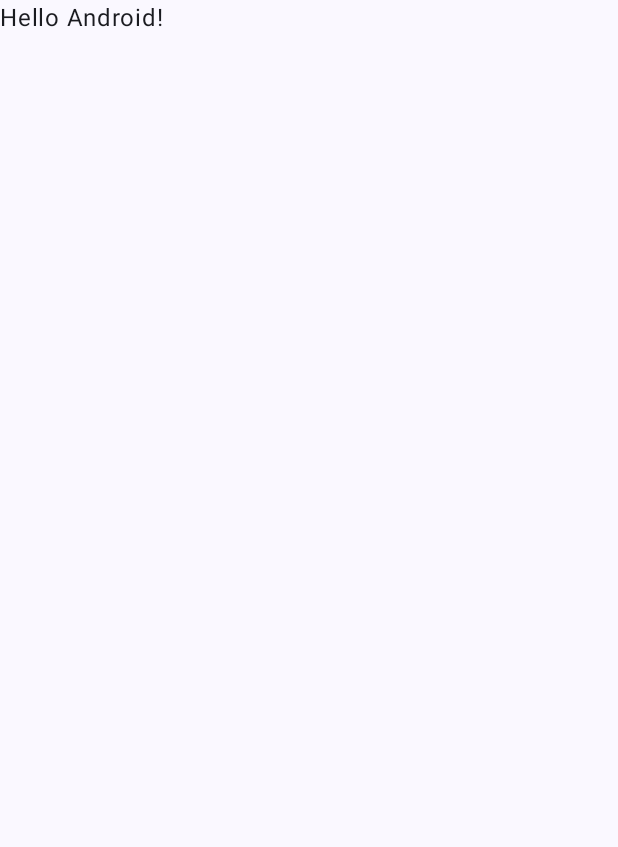
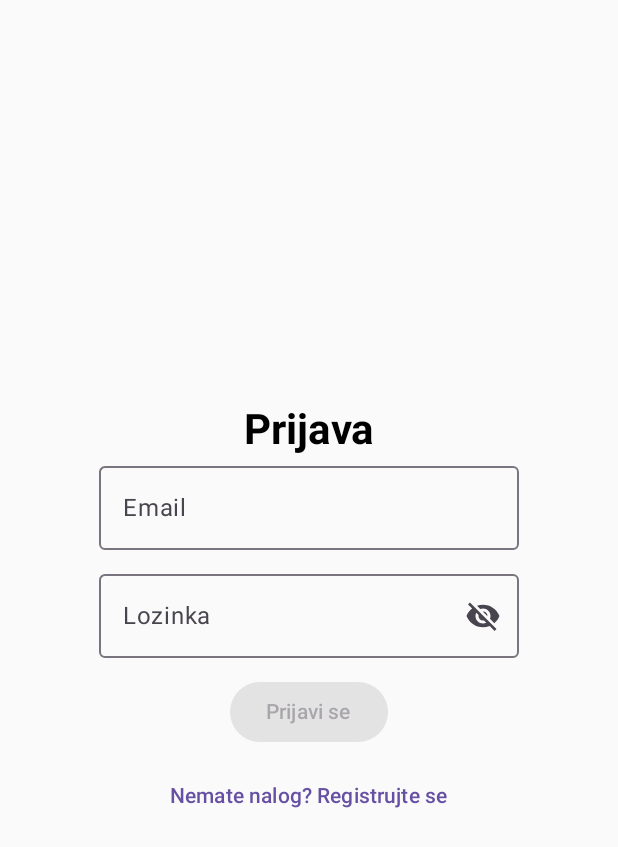
Before and after one commit to AsterixMitic/Strongify, an Android app built with Jetpack Compose: the screen it shows after launch (MainActivity), on a phone screen of 412 x 824 dp. Before the commit the part shown is almost empty. Shown: the top 847 px of the screen. Run offline under Robolectric (Android 15) with nearby library versions, the light colour scheme and no system bars; our stand-ins replace Firebase (no records; nobody signed in at launch, a user with empty details on screens opened directly).

Commit message:
Login & Register screens

```diff
--- a/strongify-mobile/app/src/main/java/com/example/strongify/MainActivity.kt
+++ b/strongify-mobile/app/src/main/java/com/example/strongify/MainActivity.kt
@@ -1,43 +1,19 @@
 package com.example.strongify
 
+import android.annotation.SuppressLint
 import android.os.Bundle
 import androidx.activity.ComponentActivity
 import androidx.activity.compose.setContent
-import androidx.compose.foundation.layout.fillMaxSize
-import androidx.compose.material3.MaterialTheme
-import androidx.compose.material3.Surface
-import androidx.compose.material3.Text
-import androidx.compose.runtime.Composable
-import androidx.compose.ui.Modifier
-import androidx.compose.ui.tooling.preview.Preview
-import com.example.strongify.ui.theme.StrongifyTheme
+import com.example.strongify.ui.StrongifyNavGraph
+import com.example.strongify.ui.viewmodel.AuthViewModel
 
 class MainActivity : ComponentActivity() {
+    @SuppressLint("ViewModelConstructorInComposable")
     override fun onCreate(savedInstanceState: Bundle?) {
         super.onCreate(savedInstanceState)
         setContent {
-            StrongifyTheme {
-                // A surface container using the 'background' color from the theme
-                Surface(modifier = Modifier.fillMaxSize(), color = MaterialTheme.colorScheme.background) {
-                    Greeting("Android")
-                }
-            }
+            val viewModel = AuthViewModel()
+            StrongifyNavGraph(viewModel = viewModel)
         }
     }
 }
-
-@Composable
-fun Greeting(name: String, modifier: Modifier = Modifier) {
-    Text(
-            text = "Hello $name!",
-            modifier = modifier
-    )
-}
-
-@Preview(showBackground = true)
-@Composable
-fun GreetingPreview() {
-    StrongifyTheme {
-        Greeting("Android")
-    }
-}
--- /dev/null
+++ b/strongify-mobile/app/src/main/java/com/example/strongify/ui/NavGraph.kt
@@ -0,0 +1,44 @@
+package com.example.strongify.ui
+
+import androidx.compose.runtime.Composable
+import androidx.navigation.NavHostController
+import androidx.navigation.compose.NavHost
+import androidx.navigation.compose.composable
+import androidx.navigation.compose.rememberNavController
+import com.example.strongify.ui.home.HomeScreen
+import com.example.strongify.ui.login.LoginScreen
+import com.example.strongify.ui.register.RegisterScreen
+import com.example.strongify.ui.viewmodel.AuthViewModel
+
+
+sealed class Screen(val route: String) {
+    object Login : Screen("login")
+    object Register : Screen("register")
+    object Home : Screen("home")
+}
+
+@Composable
+fun StrongifyNavGraph(viewModel: AuthViewModel, navController: NavHostController = rememberNavController()) {
+    NavHost(navController = navController, startDestination = Screen.Login.route) {
+
+        composable(Screen.Login.route) {
+            LoginScreen(
+                viewModel = viewModel,
+                onLoginSuccess = { navController.navigate(Screen.Home.route) },
+                onNavigateToRegister = { navController.navigate(Screen.Register.route) }
+            )
+        }
+
+        composable(Screen.Register.route) {
+            RegisterScreen(
+                viewModel = viewModel,
+                onRegisterSuccess = { navController.navigate(Screen.Home.route) },
+                onNavigateToLogin = { navController.popBackStack(Screen.Login.route, inclusive = false) }
+            )
+        }
+
+        composable(Screen.Home.route) {
+            HomeScreen()
+        }
+    }
+}
--- /dev/null
+++ b/strongify-mobile/app/src/main/java/com/example/strongify/ui/login/LoginScreen.kt
@@ -0,0 +1,132 @@
+package com.example.strongify.ui.login
+
+import androidx.compose.foundation.layout.Arrangement
+import androidx.compose.foundation.layout.Column
+import androidx.compose.foundation.layout.Spacer
+import androidx.compose.foundation.layout.fillMaxSize
+import androidx.compose.foundation.layout.height
+import androidx.compose.foundation.layout.padding
+import androidx.compose.foundation.layout.size
+import androidx.compose.foundation.text.KeyboardOptions
+import androidx.compose.material.icons.Icons
+import androidx.compose.material.icons.filled.Visibility
+import androidx.compose.material.icons.filled.VisibilityOff
+import androidx.compose.material3.Button
+import androidx.compose.material3.CircularProgressIndicator
+import androidx.compose.material3.ExperimentalMaterial3Api
+import androidx.compose.material3.Icon
+import androidx.compose.material3.IconButton
+import androidx.compose.material3.MaterialTheme
+import androidx.compose.material3.OutlinedTextField
+import androidx.compose.material3.Text
+import androidx.compose.material3.TextButton
+import androidx.compose.runtime.Composable
+import androidx.compose.runtime.collectAsState
+import androidx.compose.runtime.getValue
+import androidx.compose.runtime.mutableStateOf
+import androidx.compose.runtime.remember
+import androidx.compose.runtime.setValue
+import androidx.compose.ui.Alignment
+import androidx.compose.ui.Modifier
+import androidx.compose.ui.graphics.Color
+import androidx.compose.ui.text.font.FontWeight
+import androidx.compose.ui.text.input.ImeAction
+import androidx.compose.ui.text.input.KeyboardType
+import androidx.compose.ui.text.input.PasswordVisualTransformation
+import androidx.compose.ui.text.input.VisualTransformation
+import androidx.compose.ui.unit.dp
+import androidx.compose.ui.unit.sp
+import com.example.strongify.ui.viewmodel.AuthResult
+import com.example.strongify.ui.viewmodel.AuthViewModel
+
+@OptIn(ExperimentalMaterial3Api::class)
+@Composable
+fun LoginScreen(
+    viewModel: AuthViewModel,
+    onLoginSuccess: () -> Unit,
+    onNavigateToRegister: () -> Unit
+) {
+    val authState by viewModel.authState.collectAsState()
+
+    var email by remember { mutableStateOf("") }
+    var password by remember { mutableStateOf("") }
+
+    var passwordVisible by remember { mutableStateOf(false) }
+
+    val allFieldsValid = viewModel.validateLoginFields(email, password)
+
+    Column(
+        modifier = Modifier
+            .fillMaxSize()
+            .padding(16.dp),
+        horizontalAlignment = Alignment.CenterHorizontally,
+        verticalArrangement = Arrangement.Center
+    ) {
+        Text("Prijava", fontSize = 28.sp, fontWeight = FontWeight.Bold)
+
+        OutlinedTextField(
+            value = email,
+            onValueChange = { email = it },
+            label = { Text("Email") },
+            keyboardOptions = KeyboardOptions.Default.copy(
+                imeAction = ImeAction.Next,
+                keyboardType = KeyboardType.Email
+            ),
+            singleLine = true
+        )
+
+        Spacer(modifier = Modifier.height(8.dp))
+
+        OutlinedTextField(
+            value = password,
+            onValueChange = { password = it },
+            label = { Text("Lozinka") },
+            placeholder = { Text("Unesite vašu lozinku") },
+            visualTransformation = if (passwordVisible) VisualTransformation.None else PasswordVisualTransformation(),
+            trailingIcon = {
+                IconButton(onClick = { passwordVisible = !passwordVisible }) {
+                    Icon(
+                        imageVector = if (passwordVisible) Icons.Default.Visibility else Icons.Default.VisibilityOff,
+                        contentDescription = if (passwordVisible) "Sakrij lozinku" else "Prikaži lozinku"
+                    )
+                }
+            },
+            keyboardOptions = KeyboardOptions.Default.copy(
+                imeAction = ImeAction.Done,
+                keyboardType = KeyboardType.Password
+            ),
+            singleLine = true
+        )
+
+        Spacer(modifier = Modifier.height(12.dp))
+
+        Button(
+            onClick = {
+                viewModel.login(email, password)
+            },
+            enabled = allFieldsValid && authState != AuthResult.Loading
+        ) {
+            if (authState == AuthResult.Loading) {
+                CircularProgressIndicator(
+                    color = MaterialTheme.colorScheme.onPrimary,
+                    modifier = Modifier.size(24.dp),
+                    strokeWidth = 2.dp
+                )
+            } else {
+                Text("Prijavi se")
+            }
+        }
+
+        Spacer(modifier = Modifier.height(8.dp))
+
+        TextButton(onClick = { onNavigateToRegister() }) {
+            Text("Nemate nalog? Registrujte se")
+        }
+
+        when (authState) {
+            is AuthResult.Error -> Text("Greška: ${(authState as AuthResult.Error).message}", color = Color.Red)
+            AuthResult.Success -> onLoginSuccess()
+            else -> {}
+        }
+    }
+}
--- /dev/null
+++ b/strongify-mobile/app/src/main/java/com/example/strongify/ui/viewmodel/AuthViewModel.kt
@@ -0,0 +1,113 @@
+package com.example.strongify.ui.viewmodel
+
+import android.util.Patterns
+import androidx.lifecycle.ViewModel
+import androidx.lifecycle.viewModelScope
+import com.example.strongify.data.repository.AuthRepository
+import com.google.firebase.auth.FirebaseAuth
+import kotlinx.coroutines.flow.MutableStateFlow
+import kotlinx.coroutines.flow.StateFlow
+import kotlinx.coroutines.launch
+
+sealed class AuthResult {
+    object Success : AuthResult()
+    data class Error(val message: String) : AuthResult()
+    object Loading : AuthResult()
+}
+
+class AuthViewModel(private val repo: AuthRepository = AuthRepository()) : ViewModel() {
+
+    private val _authState = MutableStateFlow<AuthResult?>(null)
+    val authState: StateFlow<AuthResult?> = _authState
+
+
+    private val _validationError = MutableStateFlow<String?>(null)
+    val validationError: StateFlow<String?> = _validationError
+
+
+    fun register(
+        email: String,
+        password: String,
+        username: String,
+        name: String,
+        lastName: String,
+        phone: String,
+        imageBytes: ByteArray?
+    ) {
+        val error = validateRegistration(email, password, username, name, lastName, phone)
+        if (error != null) {
+            _authState.value = AuthResult.Error(error)
+            return
+        }
+
+        viewModelScope.launch {
+            _authState.value = AuthResult.Loading
+            val result = repo.registerUser(email, password, username, name, lastName, phone, imageBytes)
+            _authState.value = result.exceptionOrNull()?.let { AuthResult.Error(it.message ?: "Greška") } ?: AuthResult.Success
+        }
+    }
+
+    fun login(email: String, password: String) {
+
+        val error = validateLogin(email, password)
+        if (error != null) {
+            _authState.value = AuthResult.Error(error)
+            return
+        }
+
+        viewModelScope.launch {
+            _authState.value = AuthResult.Loading
+            val result = repo.loginUser(email, password)
+            _authState.value = result.exceptionOrNull()?.let { AuthResult.Error(it.message ?: "Greška") } ?: AuthResult.Success
+        }
+    }
+    fun validateRegistrationFields(
+        email: String,
+        password: String,
+        username: String,
+        name: String,
+        lastName: String,
+        phone: String
+    ): Boolean {
+        val error = validateRegistration(email, password, username, name, lastName, phone)
+        _validationError.value = error
+        return error == null
+    }
+
+    private fun validateRegistration(
+        email: String,
+        password: String,
+        username: String,
+        name: String,
+        lastName: String,
+        phone: String
+    ): String? {
+        if (!Patterns.EMAIL_ADDRESS.matcher(email).matches()) return "Nevažeći email"
+        if (password.length < 6) return "Lozinka mora imati najmanje 6 karaktera"
+        if (username.isBlank()) return "Korisničko ime ne sme biti prazno"
+        if (name.isBlank()) return "Ime ne sme biti prazno"
+        if (lastName.isBlank()) return "Prezime ne sme biti prazno"
+        if (phone.isBlank()) return "Broj telefona ne sme biti prazan"
+        if (!phone.all { it.isDigit() }) return "Broj telefona mora sadržati samo cifre"
+        return null
+    }
+
+    fun validateLoginFields(
+        email: String,
+        password: String
+    ): Boolean {
+        val error = validateLogin(email, password)
+        _validationError.value = error
+        return error == null
+    }
+
+    private fun validateLogin(email: String, password: String): String? {
+        if (!Patterns.EMAIL_ADDRESS.matcher(email).matches()) return "Nevažeći email"
+        if (password.isBlank()) return "Lozinka ne sme biti prazna"
+        return null
+    }
+
+    fun isUserLoggedIn(): Boolean {
+        return FirebaseAuth.getInstance().currentUser != null
+    }
+}
--- a/strongify-mobile/build.gradle.kts
+++ b/strongify-mobile/build.gradle.kts
@@ -1,5 +1,7 @@
 // Top-level build file where you can add configuration options common to all sub-projects/modules.
 plugins {
-    id("com.android.application") version "8.1.1" apply false
-    id("org.jetbrains.kotlin.android") version "1.8.10" apply false
+    id("com.android.application") version "8.13.0" apply false
+    id("com.android.library") version "8.13.0" apply false
+    id("org.jetbrains.kotlin.android") version "2.2.20" apply false
+    id("com.google.gms.google-services") version "4.4.4" apply false
 }
```
Also changed, not shown: strongify-mobile/app/build.gradle.kts (+20 -7 lines), strongify-mobile/app/src/main/AndroidManifest.xml (+8 -0 lines), strongify-mobile/app/src/main/java/com/example/strongify/data/model/User.kt (added, +10 -0 lines), strongify-mobile/app/src/main/java/com/example/strongify/data/repository/AuthRepository.kt (added, +64 -0 lines), strongify-mobile/app/src/main/java/com/example/strongify/ui/home/HomeScreen.kt (added, +24 -0 lines), strongify-mobile/app/src/main/java/com/example/strongify/ui/register/RegisterScreen.kt (added, +179 -0 lines), strongify-mobile/gradle/wrapper/gradle-wrapper.properties, 1 other file.
